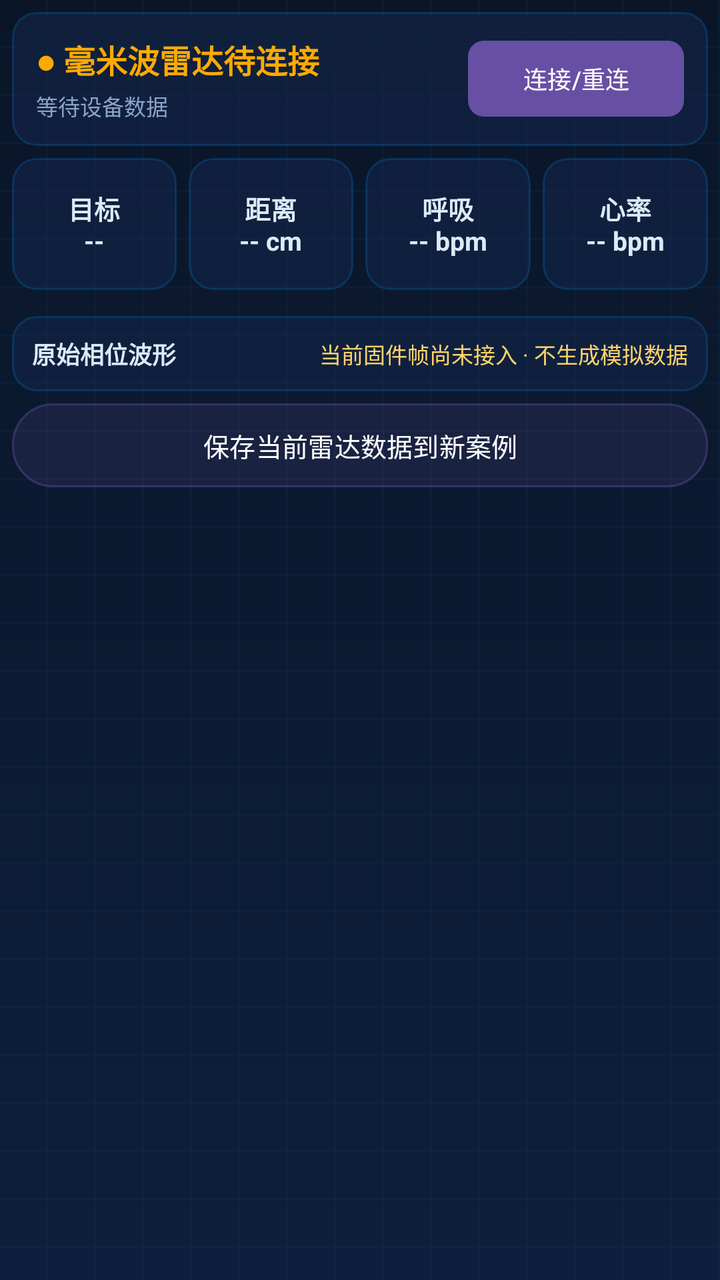
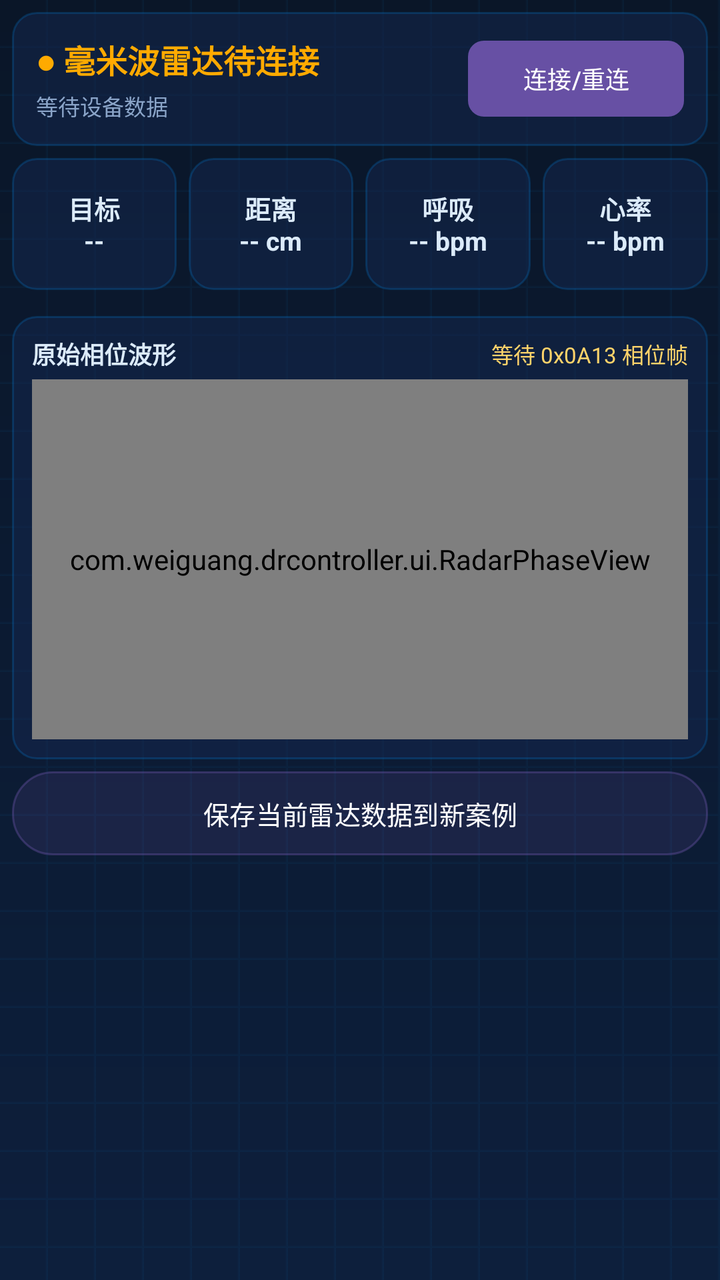

Before-and-after screenshots of an Android layout around one commit, followed by the original layout XML and the change that was made.
<!-- AndroidManifest.xml: application theme Theme.WeiguangDRController -->
<!-- res/layout/fragment_radar_detail.xml -->
<?xml version="1.0" encoding="utf-8"?>
<ScrollView xmlns:android="http://schemas.android.com/apk/res/android"
    android:layout_width="match_parent"
    android:layout_height="match_parent"
    android:background="@drawable/bg_root_gradient"
    android:fillViewport="true"
    android:scrollbars="none">

    <LinearLayout
        android:layout_width="match_parent"
        android:layout_height="wrap_content"
        android:orientation="vertical"
        android:padding="6dp">

        <LinearLayout
            android:layout_width="match_parent"
            android:layout_height="wrap_content"
            android:background="@drawable/bg_card_tech"
            android:gravity="center_vertical"
            android:orientation="horizontal"
            android:padding="12dp">

            <LinearLayout android:layout_width="0dp" android:layout_height="wrap_content"
                android:layout_weight="1" android:orientation="vertical">
                <TextView android:id="@+id/radarConnectionTitle" android:layout_width="wrap_content"
                    android:layout_height="wrap_content" android:text="● 毫米波雷达待连接"
                    android:textColor="#FFAA00" android:textSize="16sp" android:textStyle="bold" />
                <TextView android:id="@+id/radarDeviceName" android:layout_width="wrap_content"
                    android:layout_height="wrap_content" android:layout_marginTop="3dp"
                    android:text="等待设备数据" android:textColor="#8AA4C8" android:textSize="11sp" />
            </LinearLayout>

            <Button android:id="@+id/radarConnectButton" android:layout_width="108dp"
                android:layout_height="38dp" android:background="@drawable/bg_btn_new"
                android:text="连接/重连" android:textAllCaps="false" android:textColor="#FFFFFF"
                android:textSize="12sp" />
        </LinearLayout>

        <LinearLayout android:layout_width="match_parent" android:layout_height="wrap_content"
            android:layout_marginTop="6dp" android:orientation="horizontal">
            <TextView android:id="@+id/radarTargetValue" style="@style/RadarValueCard" android:text="目标\n--" />
            <Space android:layout_width="6dp" android:layout_height="1dp" />
            <TextView android:id="@+id/radarDistanceValue" style="@style/RadarValueCard" android:text="距离\n-- cm" />
            <Space android:layout_width="6dp" android:layout_height="1dp" />
            <TextView android:id="@+id/radarBreathValue" style="@style/RadarValueCard" android:text="呼吸\n-- bpm" />
            <Space android:layout_width="6dp" android:layout_height="1dp" />
            <TextView android:id="@+id/radarHeartValue" style="@style/RadarValueCard" android:text="心率\n-- bpm" />
        </LinearLayout>

        <LinearLayout android:layout_width="match_parent" android:layout_height="wrap_content"
            android:layout_marginTop="6dp" android:orientation="horizontal">
            <LinearLayout android:layout_width="0dp" android:layout_height="match_parent"
                android:layout_weight="0.8" android:background="@drawable/bg_card_tech"
                android:orientation="vertical" android:padding="12dp">
                <TextView android:layout_width="wrap_content" android:layout_height="wrap_content"
                    android:text="一维目标位置" android:textColor="#FFFFFF" android:textSize="14sp"
                    android:textStyle="bold" />
                <ProgressBar android:id="@+id/radarDistanceBar" style="?android:attr/progressBarStyleHorizontal"
                    android:layout_width="match_parent" android:layout_height="18dp"
                    android:layout_marginTop="12dp" android:max="150" android:progress="0"
                    android:progressTint="#00D8FF" />
                <TextView android:id="@+id/radarRangeHint" android:layout_width="match_parent"
                    android:layout_height="wrap_content" android:gravity="center"
                    android:text="有效测量范围 40–150 cm" android:textColor="#8AA4C8"
                    android:textSize="11sp" />
                <TextView android:id="@+id/radarQualityValue" android:layout_width="match_parent"
                    android:layout_height="wrap_content" android:layout_marginTop="10dp"
                    android:text="数据质量：等待数据" android:textColor="#FFD36A" android:textSize="12sp" />
                <TextView android:id="@+id/radarTimeValue" android:layout_width="match_parent"
                    android:layout_height="wrap_content" android:layout_marginTop="5dp"
                    android:text="更新时间：--" android:textColor="#8AA4C8" android:textSize="11sp" />
            </LinearLayout>

            <Space android:layout_width="6dp" android:layout_height="1dp" />

            <LinearLayout android:layout_width="0dp" android:layout_height="match_parent"
                android:layout_weight="1.8" android:background="@drawable/bg_card_tech"
                android:orientation="vertical" android:padding="10dp">
                <LinearLayout android:layout_width="match_parent" android:layout_height="wrap_content"
                    android:orientation="horizontal">
                    <TextView android:layout_width="0dp" android:layout_height="wrap_content"
                        android:layout_weight="1" android:text="最近60秒趋势"
                        android:textColor="#FFFFFF" android:textSize="14sp" android:textStyle="bold" />
                    <TextView android:layout_width="wrap_content" android:layout_height="wrap_content"
                        android:text="●距离  ●呼吸  ●心率" android:textColor="#9AB6D8" android:textSize="10sp" />
                </LinearLayout>
                <com.weiguang.drcontroller.ui.RadarTrendView
                    android:id="@+id/radarTrendView" android:layout_width="match_parent"
                    android:layout_height="150dp" android:layout_marginTop="4dp" />
            </LinearLayout>
        </LinearLayout>

        <LinearLayout android:layout_width="match_parent" android:layout_height="wrap_content"
            android:layout_marginTop="6dp" android:background="@drawable/bg_card_tech"
            android:gravity="center_vertical" android:orientation="horizontal" android:padding="10dp">
            <TextView android:layout_width="0dp" android:layout_height="wrap_content"
                android:layout_weight="1" android:text="原始相位波形"
                android:textColor="#DCEBFA" android:textSize="12sp" android:textStyle="bold" />
            <TextView android:layout_width="wrap_content" android:layout_height="wrap_content"
                android:text="当前固件帧尚未接入 · 不生成模拟数据"
                android:textColor="#FFD36A" android:textSize="11sp" />
        </LinearLayout>

        <Button android:id="@+id/saveRadarSnapshotButton" android:layout_width="match_parent"
            android:layout_height="42dp" android:layout_marginTop="6dp"
            android:background="@drawable/bg_btn_view" android:text="保存当前雷达数据到新案例"
            android:textAllCaps="false" android:textColor="#FFFFFF" android:textSize="13sp" />
    </LinearLayout>
</ScrollView>
<!-- resources referenced by this layout -->
<resources>
  <!-- drawable bg_btn_new (drawable) -->
  <?xml version="1.0" encoding="utf-8"?>
  <shape xmlns:android="http://schemas.android.com/apk/res/android"
      android:shape="rectangle">
      <gradient
          android:angle="0"
          android:startColor="#0088FF"
          android:endColor="#00CCFF" />
      <corners android:radius="8dp" />
  </shape>
  <!-- drawable bg_btn_view (drawable) -->
  <?xml version="1.0" encoding="utf-8"?>
  <shape xmlns:android="http://schemas.android.com/apk/res/android"
      android:shape="rectangle">
      <solid android:color="#260096FF" />
      <corners android:radius="20dp" />
      <stroke
          android:width="1dp"
          android:color="#6600B4FF" />
  </shape>
  <!-- drawable bg_card_tech (drawable) -->
  <?xml version="1.0" encoding="utf-8"?>
  <shape xmlns:android="http://schemas.android.com/apk/res/android"
      android:shape="rectangle">
      <solid android:color="#80142850" />
      <corners android:radius="12dp" />
      <stroke
          android:width="1dp"
          android:color="#330096FF" />
  </shape>
  <!-- drawable bg_root_gradient (drawable) -->
  <?xml version="1.0" encoding="utf-8"?>
  <layer-list xmlns:android="http://schemas.android.com/apk/res/android">
      <item>
          <shape android:shape="rectangle">
              <gradient
                  android:angle="270"
                  android:startColor="#0A1628"
                  android:endColor="#0D1F3C" />
          </shape>
      </item>
      <item>
          <bitmap
              android:gravity="fill"
              android:src="@drawable/grid_pattern"
              android:tileMode="repeat" />
      </item>
  </layer-list>
  <style name="RadarValueCard">
          <item name="android:layout_width">0dp</item>
          <item name="android:layout_height">66dp</item>
          <item name="android:layout_weight">1</item>
          <item name="android:background">@drawable/bg_card_tech</item>
          <item name="android:gravity">center</item>
          <item name="android:textColor">#DCEBFA</item>
          <item name="android:textSize">13sp</item>
          <item name="android:textStyle">bold</item>
      </style>
  <style name="Theme.WeiguangDRController" parent="Base.Theme.WeiguangDRController" />
  <!-- drawable grid_pattern: png bitmap (drawable, 115 bytes) -->
  <style name="Base.Theme.WeiguangDRController" parent="Theme.Material3.DayNight.NoActionBar">
          
          
      </style>
</resources>

<!-- the commit's change to res/layout/fragment_radar_detail.xml (unified diff, before → after) -->
@@ -92,13 +92,19 @@
 
         <LinearLayout android:layout_width="match_parent" android:layout_height="wrap_content"
             android:layout_marginTop="6dp" android:background="@drawable/bg_card_tech"
-            android:gravity="center_vertical" android:orientation="horizontal" android:padding="10dp">
-            <TextView android:layout_width="0dp" android:layout_height="wrap_content"
-                android:layout_weight="1" android:text="原始相位波形"
-                android:textColor="#DCEBFA" android:textSize="12sp" android:textStyle="bold" />
-            <TextView android:layout_width="wrap_content" android:layout_height="wrap_content"
-                android:text="当前固件帧尚未接入 · 不生成模拟数据"
-                android:textColor="#FFD36A" android:textSize="11sp" />
+            android:orientation="vertical" android:padding="10dp">
+            <LinearLayout android:layout_width="match_parent" android:layout_height="wrap_content"
+                android:gravity="center_vertical" android:orientation="horizontal">
+                <TextView android:layout_width="0dp" android:layout_height="wrap_content"
+                    android:layout_weight="1" android:text="原始相位波形"
+                    android:textColor="#DCEBFA" android:textSize="12sp" android:textStyle="bold" />
+                <TextView android:id="@+id/radarPhaseStatus" android:layout_width="wrap_content"
+                    android:layout_height="wrap_content" android:text="等待 0x0A13 相位帧"
+                    android:textColor="#FFD36A" android:textSize="11sp" />
+            </LinearLayout>
+            <com.weiguang.drcontroller.ui.RadarPhaseView
+                android:id="@+id/radarPhaseView" android:layout_width="match_parent"
+                android:layout_height="180dp" android:layout_marginTop="4dp" />
         </LinearLayout>
 
         <Button android:id="@+id/saveRadarSnapshotButton" android:layout_width="match_parent"
